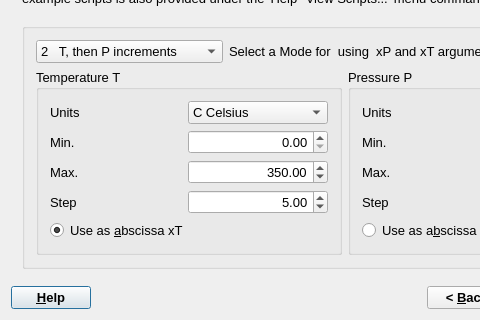
Before: the Qt Designer form gems3/vizor4/dlg4/RTparmWizard4.ui in gemshub/GEMSGUI, drawn with Qt 5; both pictures show x 0 to 480 and y 207 to 527 of the 690 by 527 pixel window.
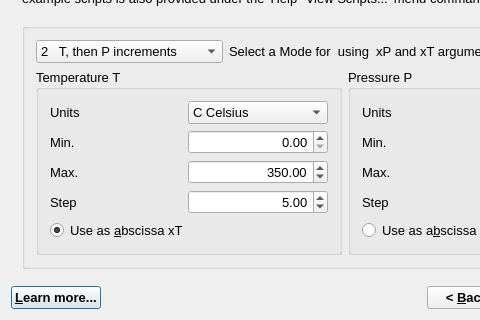
After: the same form once the commit is applied.

Commit message: Renamed some help names (SD)

Diff of the .ui file:
```diff
--- a/gems3/vizor4/dlg4/RTparmWizard4.ui
+++ b/gems3/vizor4/dlg4/RTparmWizard4.ui
@@ -1141,7 +1141,7 @@
         </font>
        </property>
        <property name="text">
-        <string>&amp;Help</string>
+        <string>&amp;Learn more...</string>
        </property>
       </widget>
      </item>
```
The commit also changes 40 other files.
